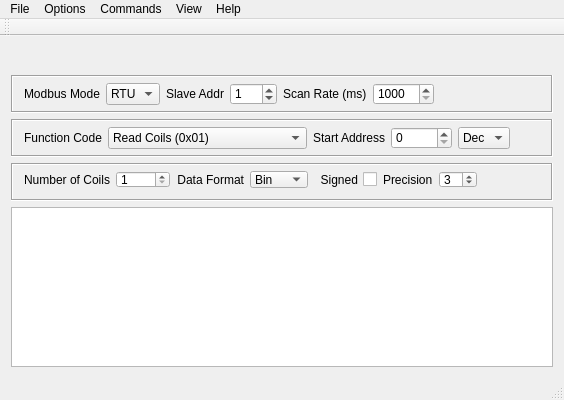
Old version of the form forms/mainwindow.ui in the repository ExplorerOL/QModbusExplorer.
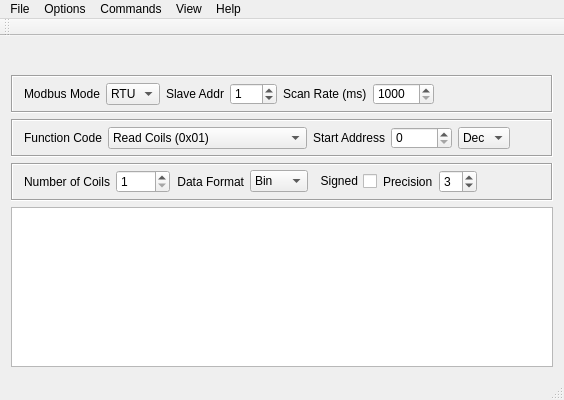
New version of the form. Icons and pictures are not drawn. Custom widgets are drawn as their Qt base class.

Commit message: Project was renamed; margins at main form were changed

Patch:
```diff
--- a/forms/mainwindow.ui
+++ b/forms/mainwindow.ui
@@ -299,6 +299,9 @@
       </property>
       <layout class="QHBoxLayout" name="horizontalLayout_3">
        <property name="topMargin">
+        <number>5</number>
+       </property>
+       <property name="bottomMargin">
         <number>6</number>
        </property>
        <item>
```
Left out of the diff: 4 changed lines with no effect on the pictures. The commit also changes 1 other file.
